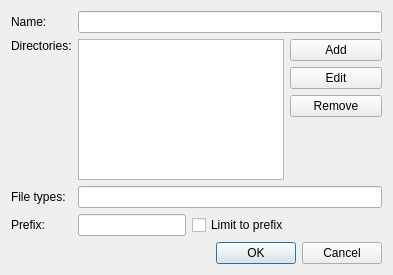
qt-creator/qt-creator, file src/plugins/locator/directoryfilter.ui: the form before one commit.
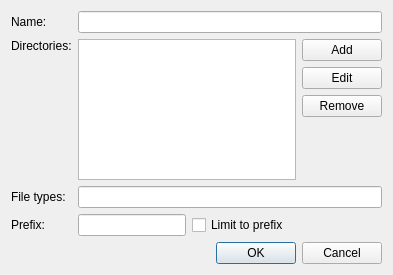
The form after the commit.

Commit message: Improved resize behavior of the Filter Configuration dialog

```diff
--- a/src/plugins/locator/directoryfilter.ui
+++ b/src/plugins/locator/directoryfilter.ui
@@ -47,7 +47,7 @@
      <item row="3" column="1">
       <widget class="QLineEdit" name="shortcutEdit">
        <property name="sizePolicy">
-        <sizepolicy hsizetype="Expanding" vsizetype="Fixed">
+        <sizepolicy hsizetype="Fixed" vsizetype="Fixed">
          <horstretch>0</horstretch>
          <verstretch>0</verstretch>
         </sizepolicy>
@@ -66,12 +66,6 @@
      </item>
      <item row="3" column="2" colspan="2">
       <widget class="QCheckBox" name="defaultFlag">
-       <property name="sizePolicy">
-        <sizepolicy hsizetype="Minimum" vsizetype="Fixed">
-         <horstretch>2</horstretch>
-         <verstretch>0</verstretch>
-        </sizepolicy>
-       </property>
        <property name="text">
         <string>Limit to prefix</string>
        </property>
@@ -143,24 +137,18 @@
       </layout>
      </item>
      <item row="1" column="1" colspan="2">
-      <widget class="QListWidget" name="directoryList"/>
+      <widget class="QListWidget" name="directoryList">
+       <property name="sizePolicy">
+        <sizepolicy hsizetype="Expanding" vsizetype="Expanding">
+         <horstretch>1</horstretch>
+         <verstretch>0</verstretch>
+        </sizepolicy>
+       </property>
+      </widget>
      </item>
     </layout>
    </item>
    <item row="1" column="0">
-    <spacer>
-     <property name="orientation">
-      <enum>Qt::Vertical</enum>
-     </property>
-     <property name="sizeHint" stdset="0">
-      <size>
-       <width>369</width>
-       <height>31</height>
-      </size>
-     </property>
-    </spacer>
-   </item>
-   <item row="2" column="0">
     <widget class="QDialogButtonBox" name="buttonBox">
      <property name="standardButtons">
       <set>QDialogButtonBox::Cancel|QDialogButtonBox::Ok</set>
```
